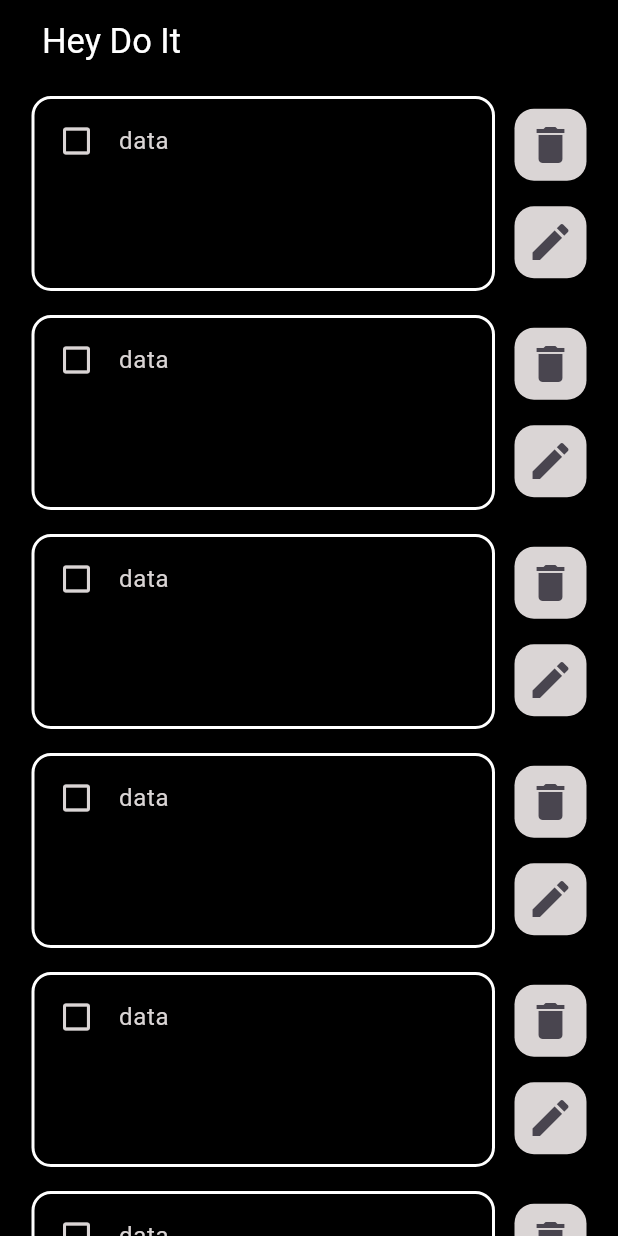
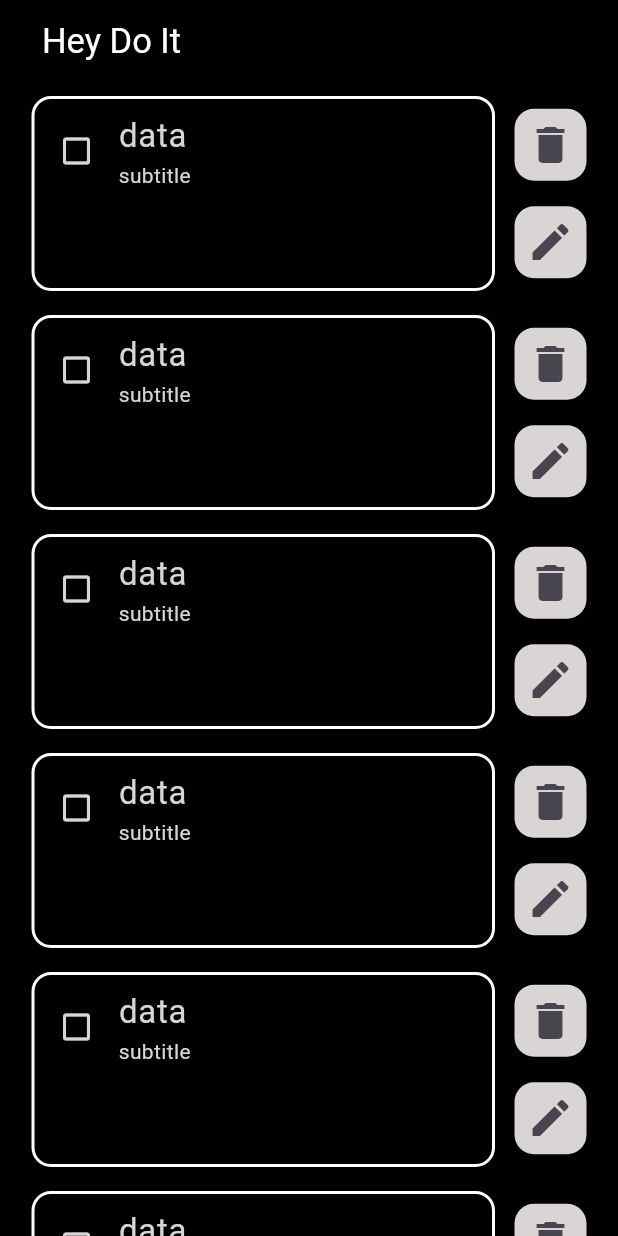
Before and after one commit to akhil-bhaskaran/todo, a Flutter app: the screen it shows after launch, on a phone screen of 412 x 824 dp. Run offline on Flutter 3.47's test engine with Material 3 defaults, Android fonts, the phone set to English and light mode, and no system bars; our stand-ins replace flutter_local_notifications, isar, timezone; accounts and stored records are empty; generated files the repository leaves out were written again; Roboto replaces fonts that are missing (countryCode).

Commit message:
small edits

```diff
--- a/lib/components/tiles.dart
+++ b/lib/components/tiles.dart
@@ -18,7 +18,7 @@ class MyTiles extends StatelessWidget {
             Column(
               children: [
                 Container(
-                  // color: Colors.white,
+
                   decoration: BoxDecoration(
                       border: Border.all(color: Colors.white, width: 2),
                       borderRadius: BorderRadius.circular(13)),
@@ -30,7 +30,11 @@ class MyTiles extends StatelessWidget {
                       color: textcolor,
                     ),
                     title: Text(
-                      "data",style: TextStyle(color:textcolor),
+                      "data",style: TextStyle(color:textcolor,fontSize: 22),
+
+                    ),
+                    subtitle: Text(
+                      "subtitle",style:TextStyle(color:textcolor)
                     ),
                   ),
                 )
--- a/lib/main.dart
+++ b/lib/main.dart
@@ -3,6 +3,7 @@ import 'package:my_todo_app/pages/home_page.dart';
 
 
 void main() {
+  WidgetsFlutterBinding.ensureInitialized();
   runApp(const MyApp());
 }
 
--- a/lib/pages/home_page.dart
+++ b/lib/pages/home_page.dart
@@ -31,7 +31,7 @@ class _HomePageState extends State<HomePage> {
         backgroundColor: Colors.transparent,
       ),
       body:
-       ListView.builder(itemBuilder: (context, index,) => const MyTiles(),itemCount: ),
+       ListView.builder(itemBuilder: (context, index,) => const MyTiles()),
     );
   }
 }
```
